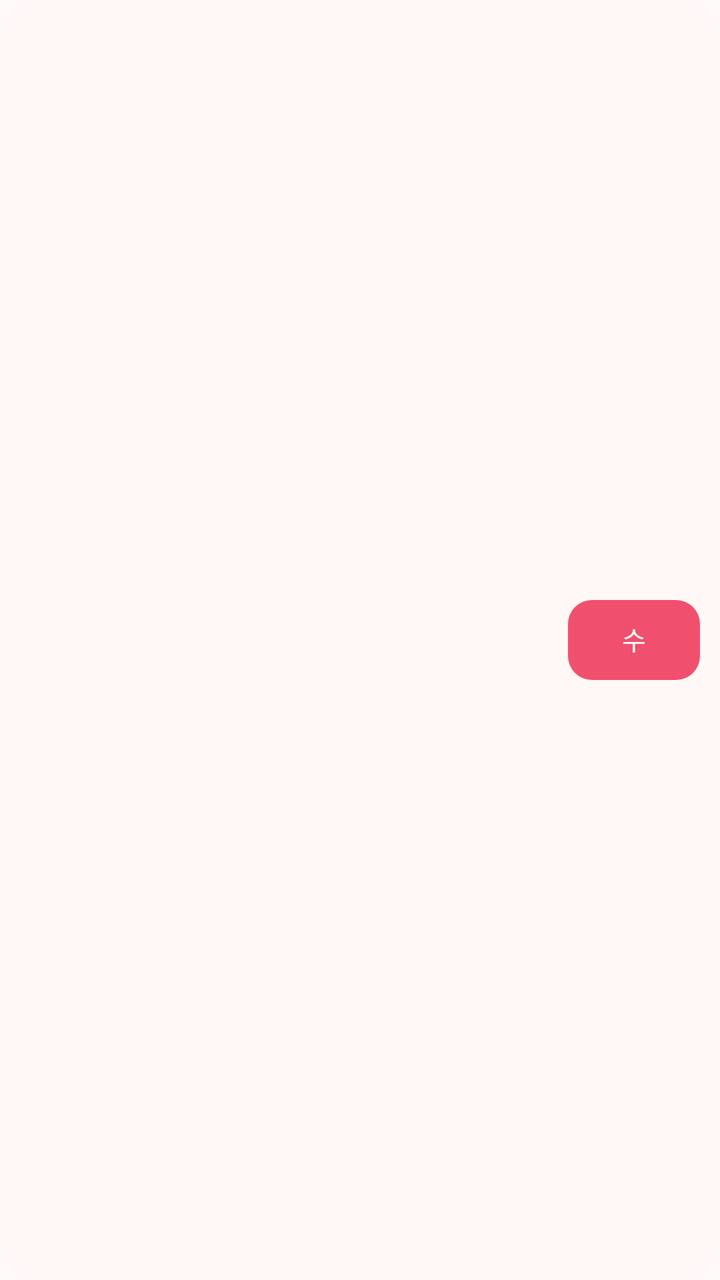
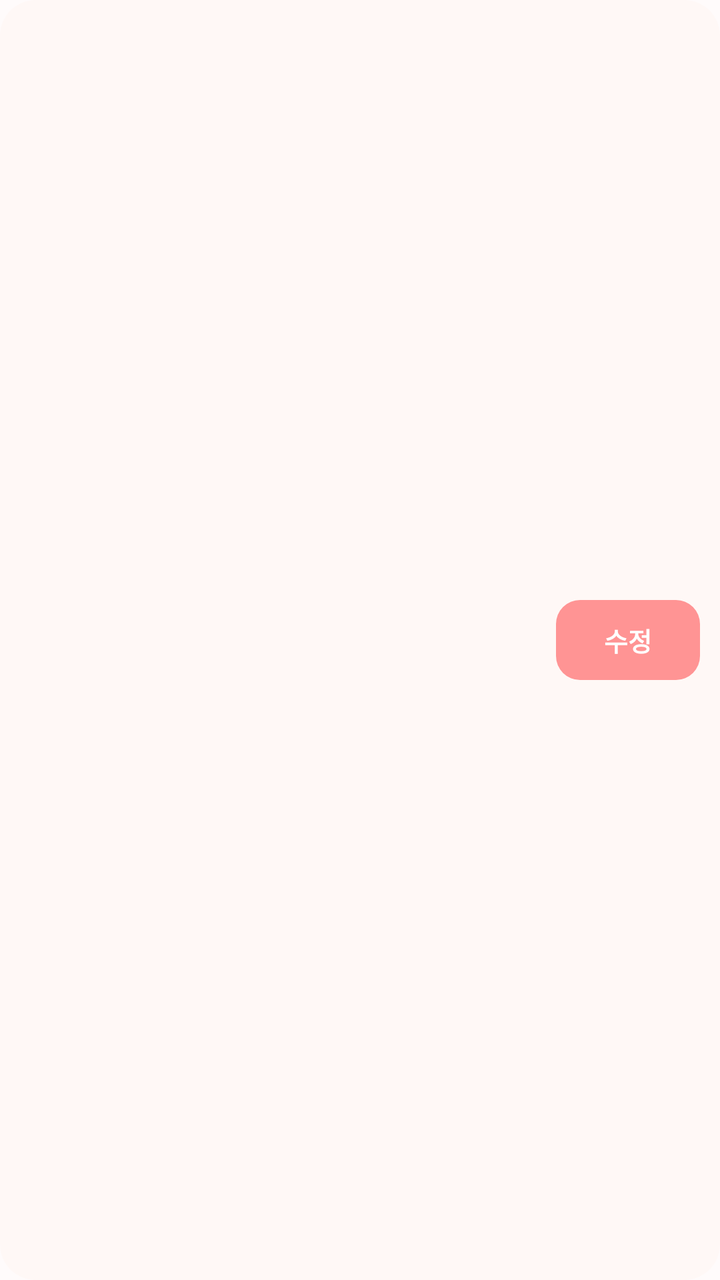

Compare the two renders of this Android layout. The source of the first and the diff that turns it into the second are given below.
<!-- AndroidManifest.xml: application theme Theme.Maru -->
<!-- res/layout/item_my_info_child.xml -->
<?xml version="1.0" encoding="utf-8"?>
<LinearLayout xmlns:android="http://schemas.android.com/apk/res/android"
    android:layout_width="match_parent" android:layout_height="wrap_content" android:layout_marginBottom="10dp"
    android:orientation="horizontal" android:gravity="center_vertical" android:background="@drawable/bg_mypage_profile"
    android:paddingStart="14dp" android:paddingTop="10dp" android:paddingEnd="10dp" android:paddingBottom="10dp">
    <LinearLayout android:layout_width="0dp" android:layout_height="wrap_content" android:layout_weight="1" android:orientation="vertical">
        <TextView android:id="@+id/textChildName" android:layout_width="match_parent" android:layout_height="wrap_content"
            android:textColor="#303030" android:textSize="15sp" android:textStyle="bold" />
        <TextView android:id="@+id/textChildDetails" android:layout_width="match_parent" android:layout_height="wrap_content"
            android:textColor="#87807E" android:textSize="12sp" android:paddingTop="4dp" />
    </LinearLayout>
    <Button android:id="@+id/buttonEditChild" android:layout_width="66dp" android:layout_height="40dp"
        android:text="@string/my_info_edit_button" android:textAllCaps="false" android:textSize="13sp"
        android:textColor="#FFFFFF" android:background="@drawable/bg_choice_button_primary" />
</LinearLayout>
<!-- resources referenced by this layout -->
<resources>
  <!-- drawable bg_choice_button_primary (drawable) -->
  <?xml version="1.0" encoding="utf-8"?>
  <shape xmlns:android="http://schemas.android.com/apk/res/android" android:shape="rectangle">
      <solid android:color="#FF9494" />
      <corners android:radius="12dp" />
  </shape>
  <!-- drawable bg_mypage_profile (drawable) -->
  <?xml version="1.0" encoding="utf-8"?>
  <shape xmlns:android="http://schemas.android.com/apk/res/android" android:shape="rectangle">
      <solid android:color="#FFF8F6" />
      <corners android:radius="18dp" />
  </shape>
  <string name="my_info_edit_button">수정</string>
  <style name="Theme.Maru" parent="Base.Theme.Maru" />
  <style name="Base.Theme.Maru" parent="Theme.Material3.Light.NoActionBar">
          <item name="colorPrimary">@color/maru_pink</item>
          <item name="android:windowBackground">@color/page_bg</item>
          
          <item name="android:windowLightStatusBar">true</item>
          
          <item name="android:soundEffectsEnabled">false</item>
      </style>
  <color name="maru_pink">#FFF0506E</color>
  <color name="page_bg">#FFFFFBFB</color>
</resources>

<!-- the commit's change to res/layout/item_my_info_child.xml (unified diff, before → after) -->
@@ -3,13 +3,17 @@
     android:layout_width="match_parent" android:layout_height="wrap_content" android:layout_marginBottom="10dp"
     android:orientation="horizontal" android:gravity="center_vertical" android:background="@drawable/bg_mypage_profile"
     android:paddingStart="14dp" android:paddingTop="10dp" android:paddingEnd="10dp" android:paddingBottom="10dp">
+    <ImageView android:id="@+id/imageChildGender" android:layout_width="44dp" android:layout_height="44dp"
+        android:layout_marginEnd="12dp" android:scaleType="fitCenter" android:importantForAccessibility="no" />
     <LinearLayout android:layout_width="0dp" android:layout_height="wrap_content" android:layout_weight="1" android:orientation="vertical">
         <TextView android:id="@+id/textChildName" android:layout_width="match_parent" android:layout_height="wrap_content"
             android:textColor="#303030" android:textSize="15sp" android:textStyle="bold" />
         <TextView android:id="@+id/textChildDetails" android:layout_width="match_parent" android:layout_height="wrap_content"
             android:textColor="#87807E" android:textSize="12sp" android:paddingTop="4dp" />
     </LinearLayout>
-    <Button android:id="@+id/buttonEditChild" android:layout_width="66dp" android:layout_height="40dp"
-        android:text="@string/my_info_edit_button" android:textAllCaps="false" android:textSize="13sp"
-        android:textColor="#FFFFFF" android:background="@drawable/bg_choice_button_primary" />
+    <TextView android:id="@+id/buttonEditChild" android:layout_width="72dp" android:layout_height="40dp"
+        android:layout_marginStart="8dp" android:gravity="center" android:singleLine="true"
+        android:text="@string/my_info_edit_button" android:textSize="13sp" android:textStyle="bold"
+        android:textColor="#FFFFFF" android:background="@drawable/bg_choice_button_primary"
+        android:clickable="true" android:focusable="true" android:foreground="?attr/selectableItemBackground" />
 </LinearLayout>
